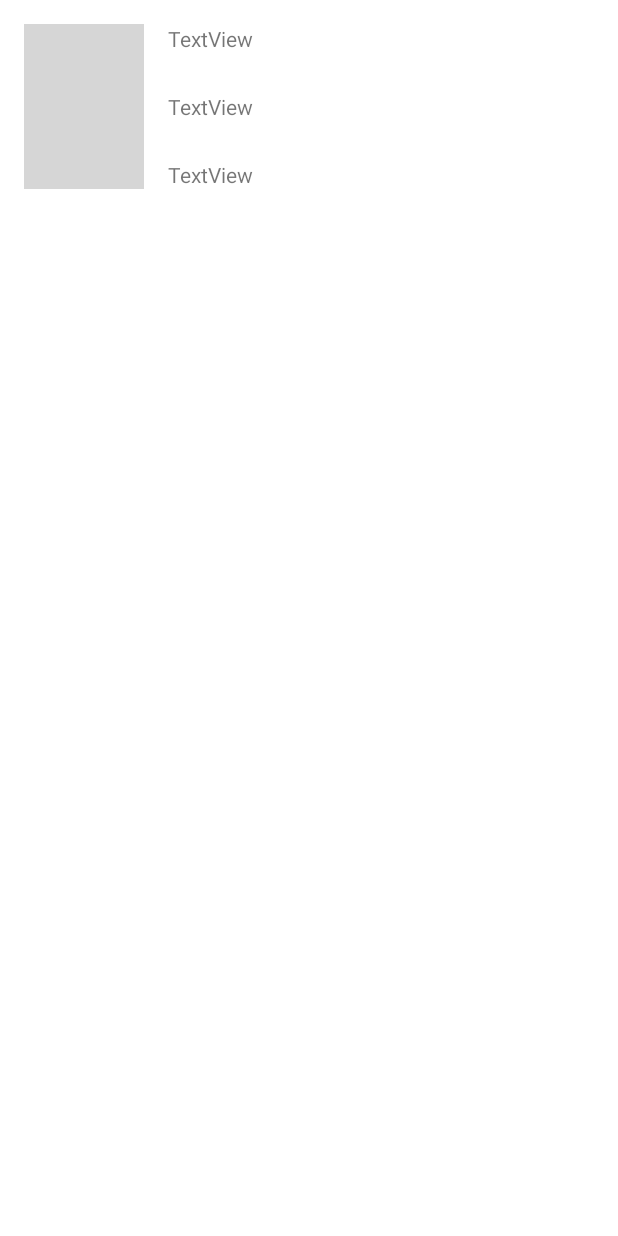
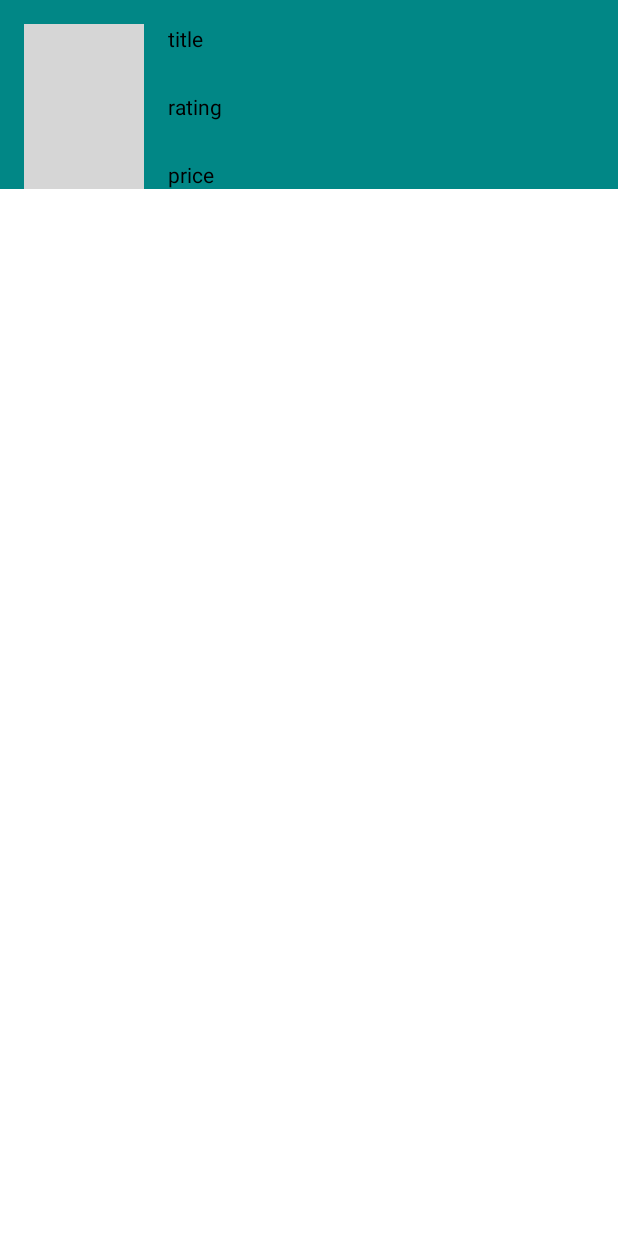
Before and after one commit to theKeval/BookSearch, an Android app: the layout booklist_item_view.xml on its own in the app's theme, with its tools: preview values and no code run, on a phone screen of 412 x 824 dp. Run offline under Robolectric (Android 15) with nearby library versions, the phone set to English and light mode, and no system bars; grey boxes are pictures that could not be loaded.

Commit message:
first working code - but UI in rv is buggy

```diff
--- a/app/src/main/AndroidManifest.xml
+++ b/app/src/main/AndroidManifest.xml
@@ -1,6 +1,8 @@
 <?xml version="1.0" encoding="utf-8"?>
 <manifest xmlns:android="http://schemas.android.com/apk/res/android"
     package="com.example.booksearch">
+
+    <uses-permission android:name="android.permission.INTERNET" />
 
     <application
         android:allowBackup="true"
--- a/app/src/main/res/layout/booklist_item_view.xml
+++ b/app/src/main/res/layout/booklist_item_view.xml
@@ -5,6 +5,7 @@
     xmlns:tools="http://schemas.android.com/tools">
 
     <data>
+
         <variable
             name="book"
             type="com.example.booksearch.network.Book" />
@@ -12,10 +13,12 @@
 
     <androidx.constraintlayout.widget.ConstraintLayout
         android:layout_width="match_parent"
-        android:layout_height="match_parent">
+        android:layout_height="wrap_content"
+        android:background="@color/teal_700">
 
         <ImageView
             android:id="@+id/imageView"
+            imageUrl="@{book.bookInfo.thumbnailLinks.smallThumbnail}"
             android:layout_width="80dp"
             android:layout_height="110dp"
             android:layout_marginStart="16dp"
@@ -25,41 +28,54 @@
             tools:srcCompat="@tools:sample/avatars" />
 
         <TextView
-            android:id="@+id/textView"
+            android:id="@+id/tv_title"
             android:layout_width="0dp"
             android:layout_height="wrap_content"
             android:layout_marginStart="16dp"
             android:layout_marginEnd="16dp"
-            android:text="TextView"
-            app:layout_constraintBottom_toTopOf="@+id/textView2"
+            android:ellipsize="end"
+            android:singleLine="true"
+            android:text="@{book.bookInfo.title}"
+            android:textColor="@color/black"
+            app:layout_constraintBottom_toTopOf="@+id/tv_rating"
             app:layout_constraintEnd_toEndOf="parent"
             app:layout_constraintStart_toEndOf="@+id/imageView"
             app:layout_constraintTop_toTopOf="@+id/imageView"
-            app:layout_constraintVertical_chainStyle="spread_inside" />
+            app:layout_constraintVertical_chainStyle="spread_inside"
+            tools:text="title" />
 
         <TextView
-            android:id="@+id/textView2"
+            android:id="@+id/tv_rating"
+            setRating="@{book.bookInfo}"
             android:layout_width="0dp"
             android:layout_height="wrap_content"
             android:layout_marginStart="16dp"
             android:layout_marginEnd="16dp"
-            android:text="TextView"
-            app:layout_constraintBottom_toTopOf="@+id/textView3"
+            android:ellipsize="end"
+            android:singleLine="true"
+            android:textColor="@color/black"
+            app:layout_constraintBottom_toTopOf="@+id/tv_price"
             app:layout_constraintEnd_toEndOf="parent"
             app:layout_constraintStart_toEndOf="@+id/imageView"
-            app:layout_constraintTop_toBottomOf="@+id/textView" />
+            app:layout_constraintTop_toBottomOf="@+id/tv_title"
+            tools:text="rating" />
 
         <TextView
-            android:id="@+id/textView3"
+            android:id="@+id/tv_price"
+            setPrice="@{book.saleInfo.sellingPrice.amount}"
             android:layout_width="0dp"
             android:layout_height="wrap_content"
             android:layout_marginStart="16dp"
             android:layout_marginEnd="16dp"
-            android:text="TextView"
+            android:ellipsize="end"
+            android:singleLine="true"
+            android:textColor="@color/black"
             app:layout_constraintBottom_toBottomOf="@+id/imageView"
             app:layout_constraintEnd_toEndOf="parent"
             app:layout_constraintStart_toEndOf="@+id/imageView"
-            app:layout_constraintTop_toBottomOf="@+id/textView2" />
+            app:layout_constraintTop_toBottomOf="@+id/tv_rating"
+            tools:text="price" />
+
     </androidx.constraintlayout.widget.ConstraintLayout>
 
 </layout>
```
Also changed, not shown: app/src/main/java/com/example/booksearch/adapters/BindingAdapters.kt (+20 -0 lines), app/src/main/java/com/example/booksearch/network/SearchResult.kt (+25 -25 lines), app/src/main/java/com/example/booksearch/screens/SearchFragment.kt (+9 -0 lines), app/src/main/java/com/example/booksearch/viewmodels/SearchViewModel.kt (+10 -6 lines), app/src/main/res/layout/fragment_search.xml (+10 -7 lines).
